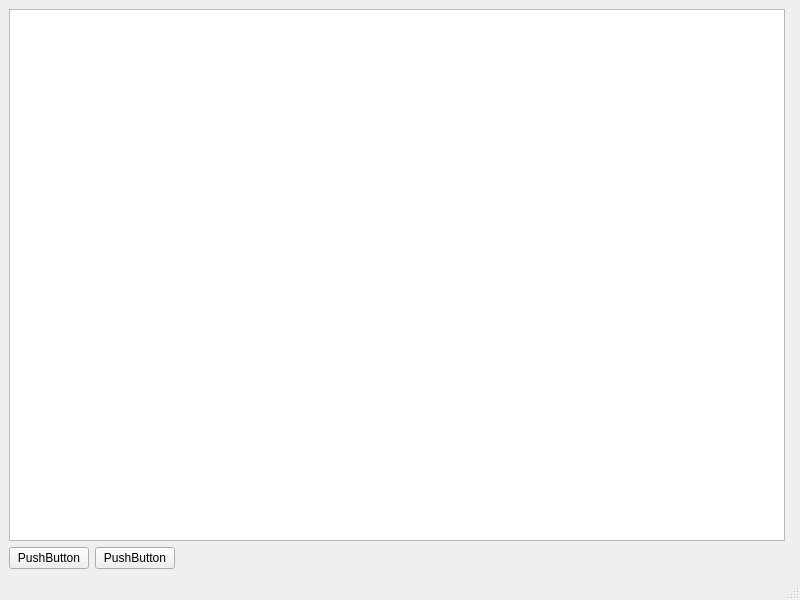
This is Worksheet6/Exercise_1/mainwindow.ui in Rhinogamerp/2025_SimonPage as Qt 5 draws it before an edit. The edited form follows.
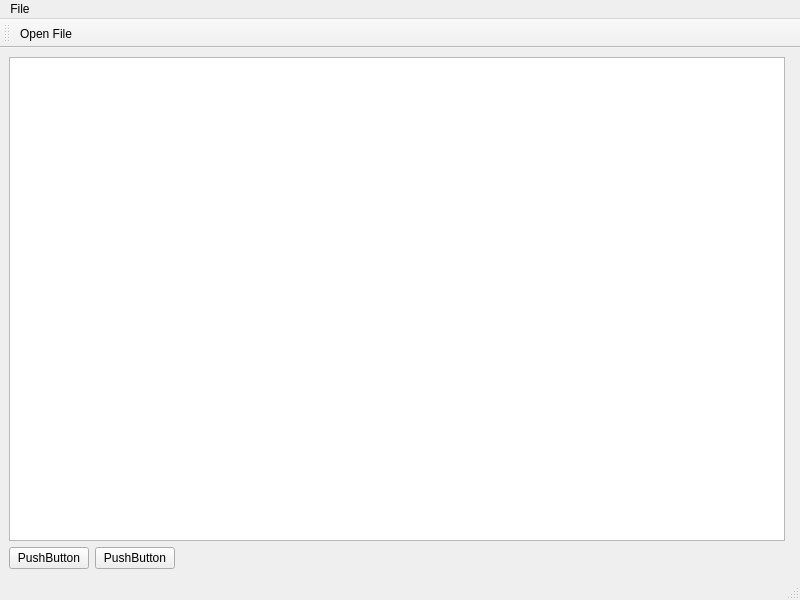
This is the edited form. Icons and pictures are not drawn.

What changed in the file:
```diff
--- a/Worksheet6/Exercise_1/mainwindow.ui
+++ b/Worksheet6/Exercise_1/mainwindow.ui
@@ -67,8 +67,39 @@
      <height>26</height>
     </rect>
    </property>
+   <widget class="QMenu" name="menuFile">
+    <property name="title">
+     <string>File</string>
+    </property>
+    <addaction name="actionOpen_File"/>
+   </widget>
+   <addaction name="menuFile"/>
   </widget>
   <widget class="QStatusBar" name="statusbar"/>
+  <widget class="QToolBar" name="toolBar">
+   <property name="windowTitle">
+    <string>toolBar</string>
+   </property>
+   <attribute name="toolBarArea">
+    <enum>TopToolBarArea</enum>
+   </attribute>
+   <attribute name="toolBarBreak">
+    <bool>false</bool>
+   </attribute>
+   <addaction name="actionOpen_File"/>
+  </widget>
+  <action name="actionOpen_File">
+   <property name="icon">
+    <iconset resource="icons.qrc">
+     <normaloff>:/Icons/fileopen.png</normaloff>:/Icons/fileopen.png</iconset>
+   </property>
+   <property name="text">
+    <string>Open File</string>
+   </property>
+   <property name="menuRole">
+    <enum>QAction::MenuRole::NoRole</enum>
+   </property>
+  </action>
  </widget>
  <resources/>
  <connections/>
```
Left out of the diff: 4 changed lines with no effect on the pictures.
